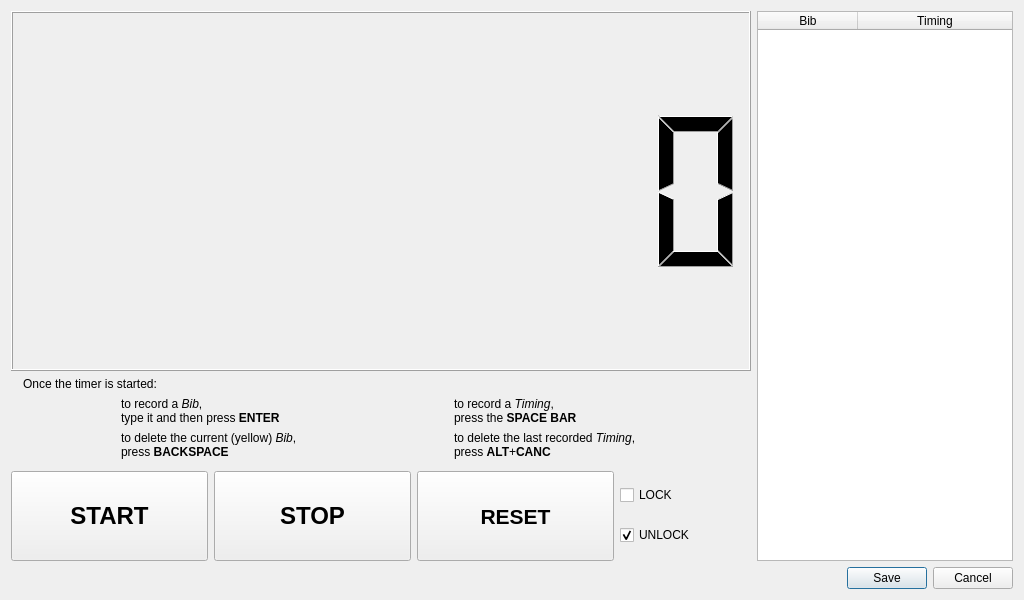
flinco/LBChronoRace, file chronoracetimings.ui: the form before one commit.
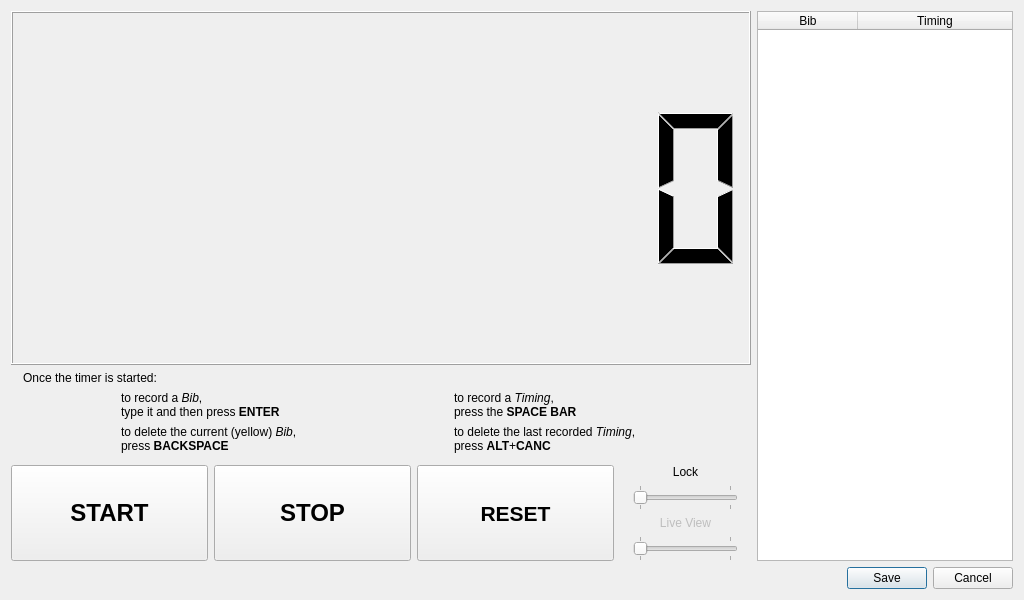
The form after the commit. Icons and pictures are not drawn.

```diff
--- a/chronoracetimings.ui
+++ b/chronoracetimings.ui
@@ -270,41 +270,146 @@
           </widget>
          </item>
          <item>
-          <layout class="QVBoxLayout" name="lockButtons">
-           <item>
-            <widget class="QCheckBox" name="lockBox">
-             <property name="focusPolicy">
-              <enum>Qt::FocusPolicy::NoFocus</enum>
+          <layout class="QGridLayout" name="gridLayout_2">
+           <item row="0" column="0" colspan="3">
+            <widget class="QLabel" name="lockToggleLabel">
+             <property name="toolTip">
+              <string>Timer controls are disabled when locked</string>
              </property>
+             <property name="text">
+              <string>Lock</string>
+             </property>
+             <property name="alignment">
+              <set>Qt::AlignmentFlag::AlignCenter</set>
+             </property>
+            </widget>
+           </item>
+           <item row="1" column="0">
+            <widget class="QLabel" name="lockOff">
              <property name="toolTip">
               <string>Timer controls are disabled when locked</string>
              </property>
              <property name="text">
-              <string>LOCK</string>
+              <string/>
              </property>
              <property name="icon">
               <iconset resource="materialicons.qrc">
                <normaloff>:/material/icons/lock_open.svg</normaloff>:/material/icons/lock_open.svg</iconset>
              </property>
+             <property name="alignment">
+              <set>Qt::AlignmentFlag::AlignCenter</set>
+             </property>
             </widget>
            </item>
-           <item>
-            <widget class="QCheckBox" name="unlockBox">
-             <property name="focusPolicy">
-              <enum>Qt::FocusPolicy::NoFocus</enum>
+           <item row="3" column="0">
+            <widget class="QLabel" name="liveViewOff">
+             <property name="enabled">
+              <bool>false</bool>
              </property>
              <property name="toolTip">
+              <string>Show/hide Live View panel</string>
+             </property>
+             <property name="text">
+              <string/>
+             </property>
+             <property name="pixmap">
+              <pixmap resource="materialicons.qrc">:/material/icons/hide_image.svg</pixmap>
+             </property>
+             <property name="alignment">
+              <set>Qt::AlignmentFlag::AlignCenter</set>
+             </property>
+            </widget>
+           </item>
+           <item row="1" column="2">
+            <widget class="QLabel" name="lockOn">
+             <property name="toolTip">
               <string>Timer controls are disabled when locked</string>
              </property>
              <property name="text">
-              <string>UNLOCK</string>
+              <string/>
              </property>
              <property name="icon">
               <iconset resource="materialicons.qrc">
                <normaloff>:/material/icons/lock.svg</normaloff>:/material/icons/lock.svg</iconset>
              </property>
-             <property name="checked">
-              <bool>true</bool>
+             <property name="alignment">
+              <set>Qt::AlignmentFlag::AlignCenter</set>
+             </property>
+            </widget>
+           </item>
+           <item row="3" column="1">
+            <widget class="QSlider" name="liveViewToggle">
+             <property name="enabled">
+              <bool>false</bool>
+             </property>
+             <property name="toolTip">
+              <string>Show/hide Live View panel</string>
+             </property>
+             <property name="maximum">
+              <number>1</number>
+             </property>
+             <property name="pageStep">
+              <number>1</number>
+             </property>
+             <property name="orientation">
+              <enum>Qt::Orientation::Horizontal</enum>
+             </property>
+             <property name="tickPosition">
+              <enum>QSlider::TickPosition::TicksBothSides</enum>
+             </property>
+            </widget>
+           </item>
+           <item row="3" column="2">
+            <widget class="QLabel" name="liveViewOn">
+             <property name="enabled">
+              <bool>false</bool>
+             </property>
+             <property name="toolTip">
+              <string>Show/hide Live View panel</string>
+             </property>
+             <property name="text">
+              <string/>
+             </property>
+             <property name="pixmap">
+              <pixmap resource="materialicons.qrc">:/material/icons/image.svg</pixmap>
+             </property>
+             <property name="alignment">
+              <set>Qt::AlignmentFlag::AlignCenter</set>
+             </property>
+            </widget>
+           </item>
+           <item row="1" column="1">
+            <widget class="QSlider" name="lockToggle">
+             <property name="toolTip">
+              <string>Timer controls are disabled when locked</string>
+             </property>
+             <property name="maximum">
+              <number>1</number>
+             </property>
+             <property name="pageStep">
+              <number>1</number>
+             </property>
+             <property name="orientation">
+              <enum>Qt::Orientation::Horizontal</enum>
+             </property>
+             <property name="tickPosition">
+              <enum>QSlider::TickPosition::TicksBothSides</enum>
+             </property>
+            </widget>
+           </item>
+           <item row="2" column="0" colspan="3">
+            <widget class="QLabel" name="liveViewLabel">
+             <property name="enabled">
+              <bool>false</bool>
+             </property>
+             <property name="toolTip">
+              <string>Show/hide Live View panel</string>
+             </property>
+             <property name="text">
+              <string>Live View</string>
+             </property>
+             <property name="alignment">
+              <set>Qt::AlignmentFlag::AlignCenter</set>
              </property>
             </widget>
            </item>
```
Left out of the diff: 10 changed lines with no effect on the pictures.
